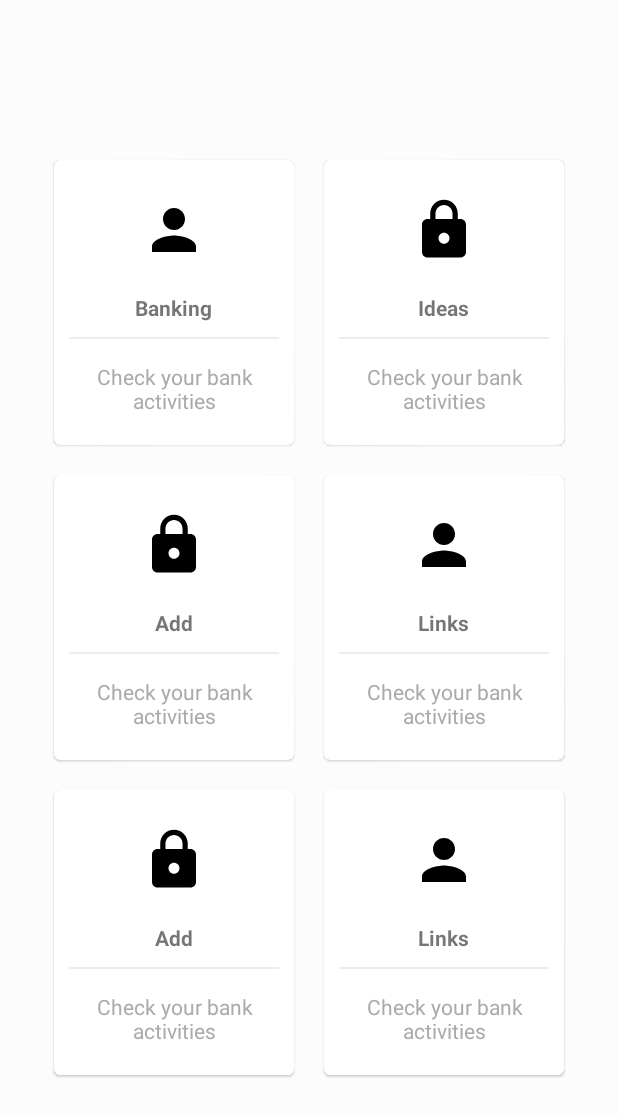
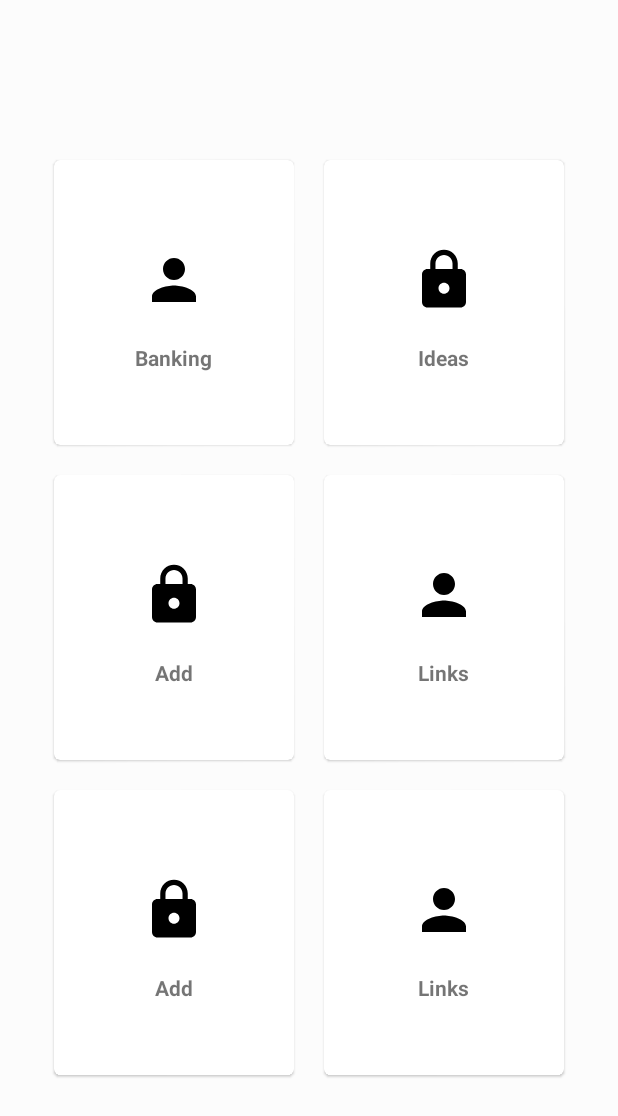
Before and after one commit to aldyarief/Kotlin, an Android app: the Dashboard screen opened directly, with no data from a screen before it, on a phone screen of 412 x 824 dp. Shown: the top 1116 px of the screen. Run offline under Robolectric (Android 15) with nearby library versions, the phone set to English and light mode, and no system bars.

Commit message:
tampilan dashboard

```diff
--- a/app/src/main/res/layout/activity_dashboard.xml
+++ b/app/src/main/res/layout/activity_dashboard.xml
@@ -40,18 +40,7 @@
                     android:textStyle="bold"
                     android:layout_marginTop="10dp"
                     android:text="Banking"/>
-                <View
-                    android:layout_width="match_parent"
-                    android:layout_height="1dp"
-                    android:background="@color/lightgray"
-                    android:layout_margin="10dp"/>
-                <TextView
-                    android:layout_width="wrap_content"
-                    android:layout_height="wrap_content"
-                    android:gravity="center"
-                    android:text="Check your bank activities"
-                    android:padding="5dp"
-                    android:textColor="@android:color/darker_gray"/>
+
             </LinearLayout>
         </com.google.android.material.card.MaterialCardView>
         <com.google.android.material.card.MaterialCardView
@@ -76,19 +65,6 @@
                     android:textStyle="bold"
                     android:layout_marginTop="10dp"
                     android:text="Ideas"/>
-                <View
-                    android:layout_width="match_parent"
-                    android:layout_height="1dp"
-                    android:background="@color/lightgray"
-                    android:layout_margin="10dp"/>
-                <TextView
-                    android:layout_width="wrap_content"
-                    android:layout_height="wrap_content"
-                    android:gravity="center"
-                    android:text="Check your bank activities"
-                    android:padding="5dp"
-                    android:textColor="@android:color/darker_gray"/>
-
             </LinearLayout>
         </com.google.android.material.card.MaterialCardView>
     </LinearLayout>
@@ -120,18 +96,6 @@
                     android:textStyle="bold"
                     android:layout_marginTop="10dp"
                     android:text="Add"/>
-                <View
-                    android:layout_width="match_parent"
-                    android:layout_height="1dp"
-                    android:background="@color/lightgray"
-                    android:layout_margin="10dp"/>
-                <TextView
-                    android:layout_width="wrap_content"
-                    android:layout_height="wrap_content"
-                    android:gravity="center"
-                    android:text="Check your bank activities"
-                    android:padding="5dp"
-                    android:textColor="@android:color/darker_gray"/>
 
             </LinearLayout>
         </com.google.android.material.card.MaterialCardView>
@@ -160,21 +124,6 @@
                     android:layout_marginTop="10dp"
                     android:text="Links"
                     android:textStyle="bold" />
-
-                <View
-                    android:layout_width="match_parent"
-                    android:layout_height="1dp"
-                    android:layout_margin="10dp"
-                    android:background="@color/lightgray" />
-
-                <TextView
-                    android:layout_width="wrap_content"
-                    android:layout_height="wrap_content"
-                    android:gravity="center"
-                    android:padding="5dp"
-                    android:text="Check your bank activities"
-                    android:textColor="@android:color/darker_gray" />
-
             </LinearLayout>
         </com.google.android.material.card.MaterialCardView>
     </LinearLayout>
@@ -206,19 +155,6 @@
                     android:textStyle="bold"
                     android:layout_marginTop="10dp"
                     android:text="Add"/>
-                <View
-                    android:layout_width="match_parent"
-                    android:layout_height="1dp"
-                    android:background="@color/lightgray"
-                    android:layout_margin="10dp"/>
-                <TextView
-                    android:layout_width="wrap_content"
-                    android:layout_height="wrap_content"
-                    android:gravity="center"
-                    android:text="Check your bank activities"
-                    android:padding="5dp"
-                    android:textColor="@android:color/darker_gray"/>
-
             </LinearLayout>
         </com.google.android.material.card.MaterialCardView>
         <com.google.android.material.card.MaterialCardView
@@ -247,19 +183,6 @@
                     android:text="Links"
                     android:textStyle="bold" />
 
-                <View
-                    android:layout_width="match_parent"
-                    android:layout_height="1dp"
-                    android:layout_margin="10dp"
-                    android:background="@color/lightgray" />
-
-                <TextView
-                    android:layout_width="wrap_content"
-                    android:layout_height="wrap_content"
-                    android:gravity="center"
-                    android:padding="5dp"
-                    android:text="Check your bank activities"
-                    android:textColor="@android:color/darker_gray" />
             </LinearLayout>
         </com.google.android.material.card.MaterialCardView>
     </LinearLayout>
```
